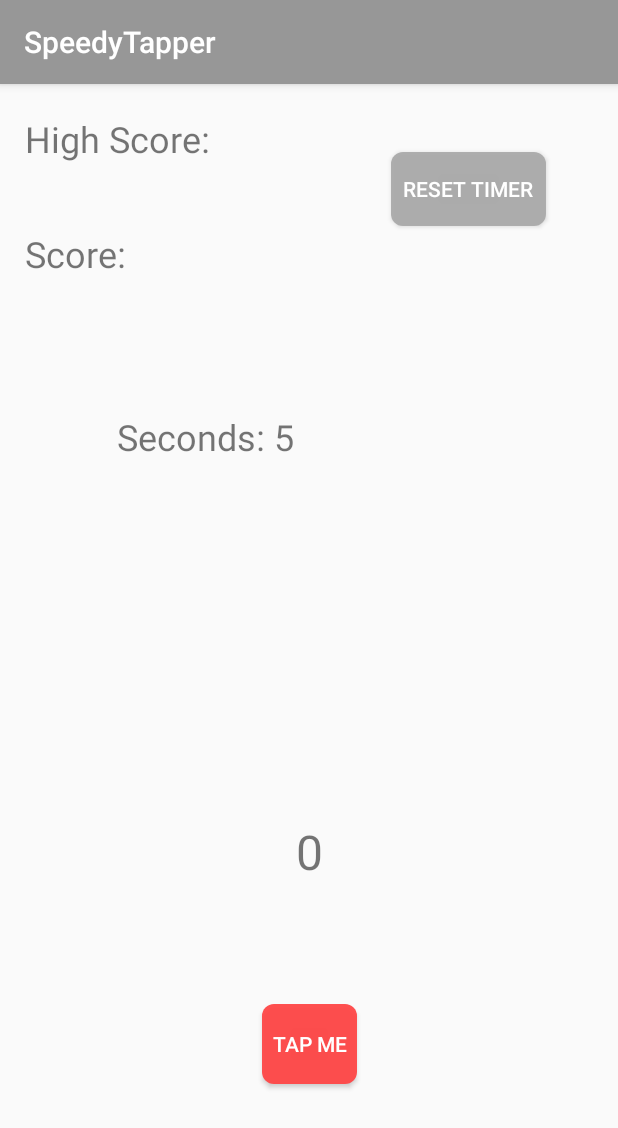
After one commit to joshzcold/SpeedyTapper, an Android app: the PrecisionActivity screen opened directly, with no data from a screen before it, on a phone screen of 412 x 824 dp. The commit adds this screen. Shown: the top 1128 px of the screen. Run offline under Robolectric (Android 15) with nearby library versions, the phone set to English and light mode, and no system bars.

Commit message:
Added precision mode activity with smaller button.

```diff
--- a/app/build.gradle
+++ b/app/build.gradle
@@ -24,7 +24,7 @@ android {
 
 dependencies {
     implementation fileTree(dir: 'libs', include: ['*.jar'])
-    implementation"org.jetbrains.kotlin:kotlin-stdlib-jre7:$kotlin_version"
+    implementation "org.jetbrains.kotlin:kotlin-stdlib-jre7:$kotlin_version"
     implementation 'com.android.support:appcompat-v7:26.1.0'
     implementation 'com.android.support.constraint:constraint-layout:1.0.2'
     testImplementation 'junit:junit:4.12'
--- a/app/src/main/AndroidManifest.xml
+++ b/app/src/main/AndroidManifest.xml
@@ -17,8 +17,10 @@
             </intent-filter>
         </activity>
         <activity android:name=".FiveSecondGameActivity">
+
             <!-- Figure out if new activities need and intent filter -->
         </activity>
+        <activity android:name=".PrecisionActivity"></activity>
     </application>
 
 </manifest>
--- /dev/null
+++ b/app/src/main/java/com/jcold/speedytapper/PrecisionActivity.kt
@@ -0,0 +1,92 @@
+package com.jcold.speedytapper
+
+import android.support.v7.app.AppCompatActivity
+import android.os.Bundle
+import android.os.CountDownTimer
+import android.widget.TextView
+import kotlinx.android.synthetic.main.fivesecondgame_activity.*
+
+class PrecisionActivity : AppCompatActivity() {
+
+
+    var counter = 0
+    var blankString = ""
+    var startTimer: CountDownTimer? = null
+    var remaining_time: TextView? = null
+    var countdown_text: TextView? = null
+    var timerIsStarted = false
+    var highscoreText: TextView? = null
+    var highScore = 0
+    var currentscoreText: TextView? = null
+
+
+    override fun onCreate(savedInstanceState: Bundle?) {
+        super.onCreate(savedInstanceState)
+        setContentView(R.layout.activity_precision)
+        bindViews()
+        gameFiveSeconds()
+    }
+
+    private fun bindViews() {
+        remaining_time = findViewById(R.id.countdown_timer)
+        countdown_text = findViewById(R.id.countdown_timer)
+        highscoreText = findViewById(R.id.high_score)
+        currentscoreText = findViewById(R.id.current_score)
+
+
+    }
+
+    private fun highScoreSetter(){
+        if (highScore < counter){
+            highScore = counter
+            highscoreText?.setText("High Score: "+blankString+counter)
+        }
+    }
+
+    private fun currentScoreSetter(){
+        currentscoreText?.setText("Score: "+counter)
+    }
+
+    private fun gameTimerStart(){
+        startTimer = object : CountDownTimer(5000, 1) {
+            override fun onTick(millisUntilFinished: Long) {
+                timerIsStarted = true
+                var seconds = (millisUntilFinished / 1000) %60
+                var milli = (millisUntilFinished % 1000)
+                countdown_text?.setText("Seconds: "+ String.format("%d.%02d", seconds, milli))
+            }
+
+            override fun onFinish() {
+                timerIsStarted = false
+                countdown_text?.setText("Seconds: 5")
+                highScoreSetter()
+                currentScoreSetter()
+                counter =0
+                number_increasing.setText(blankString+counter)
+            }
+        }.start()
+    }
+
+    private fun gameFiveSeconds() {
+
+        button_reset_timer.setOnClickListener{
+
+            highScoreSetter()
+            currentScoreSetter()
+            counter =0
+            number_increasing.setText(blankString+counter)
+            startTimer?.cancel()
+            countdown_text?.setText("Seconds: 5")
+            timerIsStarted = false
+        }
+
+        myButton.setOnClickListener{
+            if (!timerIsStarted){
+                gameTimerStart()
+            }
+            counter += 1
+            number_increasing.setText(blankString+counter)
+        }
+    }
+
+}
--- /dev/null
+++ b/app/src/main/res/layout/activity_precision.xml
@@ -0,0 +1,112 @@
+<?xml version="1.0" encoding="utf-8"?>
+<android.support.constraint.ConstraintLayout xmlns:android="http://schemas.android.com/apk/res/android"
+    xmlns:app="http://schemas.android.com/apk/res-auto"
+    xmlns:tools="http://schemas.android.com/tools"
+    android:layout_width="match_parent"
+    android:layout_height="match_parent"
+    tools:context="com.jcold.speedytapper.PrecisionActivity">
+
+    <Button
+        android:id="@+id/myButton"
+        style="@style/Widget.AppCompat.Button.Colored"
+        android:layout_width="63dp"
+        android:layout_height="53dp"
+        android:layout_marginBottom="8dp"
+        android:layout_marginTop="8dp"
+        android:background="@drawable/roundedbutton"
+        android:backgroundTint="@android:color/holo_red_light"
+        android:text="@string/button_text"
+        android:textColor="@android:color/white"
+        app:layout_constraintBottom_toBottomOf="parent"
+        app:layout_constraintEnd_toEndOf="parent"
+        app:layout_constraintLeft_toLeftOf="parent"
+        app:layout_constraintRight_toRightOf="parent"
+        app:layout_constraintStart_toStartOf="parent"
+        app:layout_constraintTop_toTopOf="parent"
+        app:layout_constraintVertical_bias="0.866" />
+
+    <Button
+        android:id="@+id/button_reset_timer"
+        android:layout_width="103dp"
+        android:layout_height="49dp"
+        android:layout_marginBottom="8dp"
+        android:layout_marginEnd="48dp"
+        android:layout_marginRight="48dp"
+        android:layout_marginTop="8dp"
+        android:background="@drawable/roundedbutton"
+        android:backgroundTint="@android:color/darker_gray"
+        android:text="@string/reset_text"
+        android:textColor="@android:color/white"
+        app:layout_constraintBottom_toBottomOf="parent"
+        app:layout_constraintEnd_toEndOf="parent"
+        app:layout_constraintTop_toTopOf="parent"
+        app:layout_constraintVertical_bias="0.053" />
+
+    <TextView
+        android:id="@+id/high_score"
+        android:layout_width="wrap_content"
+        android:layout_height="wrap_content"
+        android:layout_marginBottom="8dp"
+        android:layout_marginEnd="8dp"
+        android:layout_marginStart="8dp"
+        android:layout_marginTop="8dp"
+        android:text="@string/ending_score"
+        android:textSize="24sp"
+        app:layout_constraintBottom_toBottomOf="parent"
+        app:layout_constraintEnd_toEndOf="parent"
+        app:layout_constraintHorizontal_bias="0.032"
+        app:layout_constraintStart_toStartOf="parent"
+        app:layout_constraintTop_toTopOf="parent"
+        app:layout_constraintVertical_bias="0.017" />
+
+    <TextView
+        android:id="@+id/current_score"
+        android:layout_width="wrap_content"
+        android:layout_height="wrap_content"
+        android:layout_marginBottom="8dp"
+        android:layout_marginEnd="8dp"
+        android:layout_marginStart="8dp"
+        android:layout_marginTop="8dp"
+        android:text="@string/current_score"
+        android:textSize="24sp"
+        app:layout_constraintBottom_toBottomOf="parent"
+        app:layout_constraintEnd_toEndOf="parent"
+        app:layout_constraintHorizontal_bias="0.026"
+        app:layout_constraintStart_toStartOf="parent"
+        app:layout_constraintTop_toTopOf="parent"
+        app:layout_constraintVertical_bias="0.123" />
+
+    <TextView
+        android:id="@+id/countdown_timer"
+        android:layout_width="257dp"
+        android:layout_height="30dp"
+        android:layout_marginBottom="8dp"
+        android:layout_marginTop="8dp"
+        android:gravity="left"
+        android:text="@string/timer_blank"
+        android:textSize="24sp"
+        app:layout_constraintBottom_toBottomOf="parent"
+        app:layout_constraintEnd_toEndOf="parent"
+        app:layout_constraintHorizontal_bias="0.503"
+        app:layout_constraintLeft_toLeftOf="parent"
+        app:layout_constraintRight_toRightOf="parent"
+        app:layout_constraintStart_toStartOf="parent"
+        app:layout_constraintTop_toTopOf="parent"
+        app:layout_constraintVertical_bias="0.292" />
+
+    <TextView
+        android:text="@string/blank_counter"
+        android:id="@+id/number_increasing"
+        android:layout_width="262dp"
+        android:layout_height="47dp"
+        android:layout_marginBottom="8dp"
+        android:layout_marginTop="8dp"
+        android:gravity="center"
+        android:textSize="32sp"
+        app:layout_constraintBottom_toTopOf="@+id/myButton"
+        app:layout_constraintLeft_toLeftOf="parent"
+        app:layout_constraintRight_toRightOf="parent"
+        app:layout_constraintTop_toTopOf="parent"
+        app:layout_constraintVertical_bias="0.873" />
+
+</android.support.constraint.ConstraintLayout>
--- a/app/src/main/res/values/strings.xml
+++ b/app/src/main/res/values/strings.xml
@@ -7,4 +7,5 @@
     <string name="current_score">Score:</string>
     <string name="blank_counter">0</string>
     <string name="five_second_challenge">5 Second Challenge</string>
+    <string name="precision_challenge">Precision Challenge</string>
 </resources>
```
Also changed, not shown: app/src/main/java/com/jcold/speedytapper/MainActivity.kt (+8 -0 lines), app/src/main/res/layout/activity_main.xml (+16 -0 lines).
